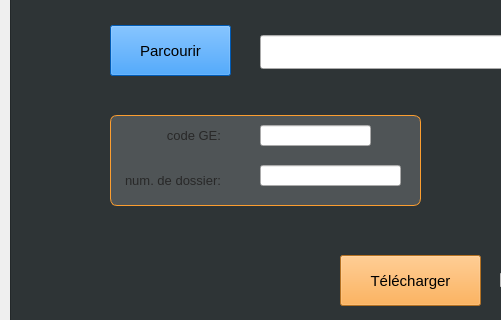
Before: the Qt Designer form modules/ui/qt_ui/mainwindow.ui in cloud441/Procerfa, drawn with Qt 5; both pictures show x 0 to 501 and y 315 to 635 of the 850 by 719 pixel window.
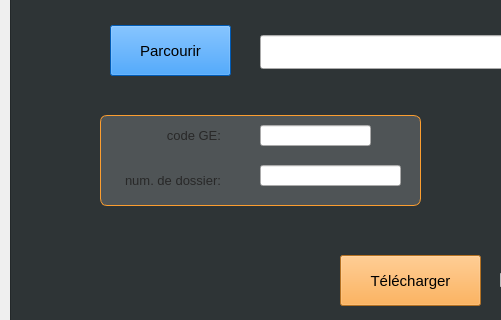
After: the same form once the commit is applied.

Commit message: [UI]: fix box size of fields

What changed in the file:
```diff
--- a/modules/ui/qt_ui/mainwindow.ui
+++ b/modules/ui/qt_ui/mainwindow.ui
@@ -235,9 +235,9 @@
      <widget class="Line" name="line">
       <property name="geometry">
        <rect>
-        <x>100</x>
+        <x>90</x>
         <y>420</y>
-        <width>311</width>
+        <width>321</width>
         <height>91</height>
        </rect>
       </property>
```
The commit also changes 1 other file.
